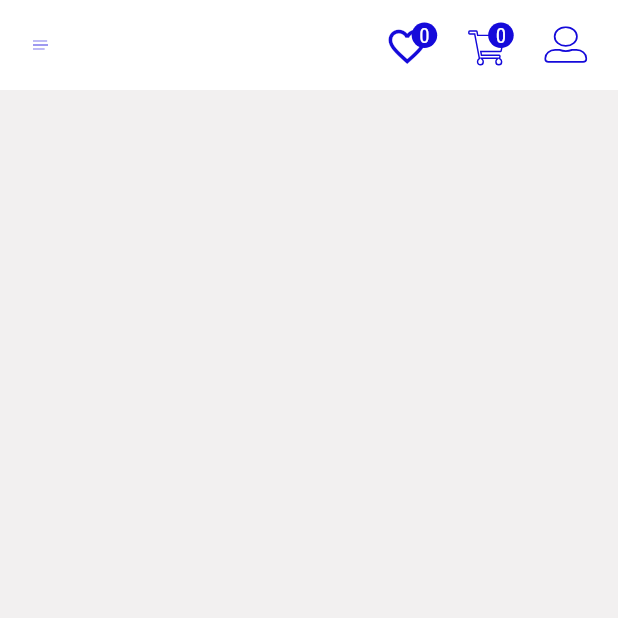
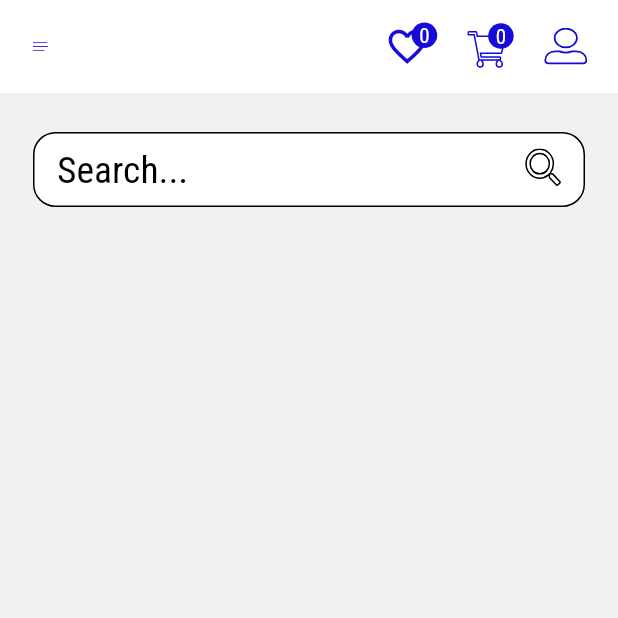
Before and after one commit to kibo94/shop-mobile-app, a Flutter app: the screen it shows after launch, on a phone screen of 412 x 824 dp, the top half of it. Run offline on Flutter 3.47's test engine with Material 3 defaults, Android fonts, the phone set to English and light mode, and no system bars; our stand-ins replace flutter_svg, internet_connection_checker_plus; accounts and stored records are empty; network calls fail.

Commit message:
add search products

```diff
--- a/client/lib/models/cart_product.dart
+++ b/client/lib/models/cart_product.dart
@@ -13,6 +13,7 @@ class CartProductModel {
   int rating;
   bool inCart;
   bool isLiked;
+  final bool onStack;
   String? imgUrl;
   List<Comment>? comments;
 
@@ -26,6 +27,7 @@ class CartProductModel {
       required this.isLiked,
       required this.details,
       required this.rating,
+      required this.onStack,
       this.comments,
       this.imgUrl,
       required this.quantity});
@@ -34,6 +36,7 @@ class CartProductModel {
       'id': id,
       'name': name,
       'quantity': quantity,
+      'onStack': onStack,
       'price': price,
       'type': type,
       'inCart': inCart,
--- a/client/lib/models/product.dart
+++ b/client/lib/models/product.dart
@@ -1,5 +1,6 @@
 import 'dart:convert';
 
+import 'package:http/http.dart';
 import 'package:my_app/models/comment.dart';
 
 class Product {
@@ -9,6 +10,7 @@ class Product {
   final String? type;
   final String author;
   final String details;
+  final bool onStack;
   int rating;
   bool inCart;
   bool isLiked;
@@ -25,6 +27,7 @@ class Product {
     required this.isLiked,
     required this.details,
     required this.rating,
+    required this.onStack,
     this.comments,
     this.imgUrl,
   });
@@ -41,6 +44,7 @@ class Product {
         author: json['author'],
         name: json['name'],
         price: json['price'],
+        onStack: json['onStack'] ?? false,
         inCart: json['inCart'] ?? false,
         isLiked: json['isLiked'] ?? false,
         details: json['details'],
--- a/client/lib/pages/home_page.dart
+++ b/client/lib/pages/home_page.dart
@@ -12,6 +12,7 @@ import 'package:my_app/ui/product_filters.dart';
 import 'package:my_app/ui/header.dart';
 import 'package:my_app/ui/loading_spinner.dart';
 import 'package:my_app/ui/products.dart';
+import 'package:my_app/ui/search_products.dart';
 import 'package:my_app/ui/side_bar.dart';
 import 'package:my_app/utils/util.dart';
 import 'package:provider/provider.dart';
@@ -66,7 +67,6 @@ class _MyHomePageState extends State<MyHomePage> {
         appBar: AppBar(
           automaticallyImplyLeading: false,
           backgroundColor: Colors.white,
-          leadingWidth: 50,
           actions: [
             Header(
               globalKey: _key,
@@ -86,6 +86,10 @@ class _MyHomePageState extends State<MyHomePage> {
           child: userProvider.isUserOnline
               ? Column(
                   children: [
+                    const SizedBox(
+                      height: 26,
+                    ),
+                    SearchProducts(),
                     const SizedBox(
                       height: 26,
                     ),
--- a/client/lib/providers/product_provider.dart
+++ b/client/lib/providers/product_provider.dart
@@ -22,8 +22,8 @@ class ProductProvider extends ChangeNotifier {
   List<String> get filters => _filters;
   List<CartProductModel> get cart => _cart;
   bool isLoadingProducts = false;
-  var backendUrl = "https://shop-mobile-app-4.onrender.com";
-  // var backendUrl = "https://192.168.0.103:4000";
+  // var backendUrl = "https://shop-mobile-app-4.onrender.com";
+  var backendUrl = "https://192.168.0.103:4000";
   setProduct(int? product) {
     selectedProduct = product;
     notifyListeners();
@@ -42,6 +42,21 @@ class ProductProvider extends ChangeNotifier {
         list.map((e) => e),
       );
       _filters = filters;
+      notifyListeners();
+    } catch (e) {}
+  }
+
+  searchProducts(String text) async {
+    print(11);
+    try {
+      var data = await http.get(
+        Uri.parse('$backendUrl/search?text=$text'),
+      );
+      Iterable list = await json.decode(data.body);
+      var products = List<Product>.from(
+        list.map((e) => Product.fromJson(e)),
+      );
+      _products = products;
       notifyListeners();
     } catch (e) {}
   }
--- a/client/lib/providers/user_provider.dart
+++ b/client/lib/providers/user_provider.dart
@@ -11,9 +11,9 @@ import 'package:my_app/providers/product_provider.dart';
 import 'package:my_app/utils/util.dart';
 import 'package:provider/provider.dart';
 
-var backendUrl = "https://shop-mobile-app-4.onrender.com";
+// var backendUrl = "https://shop-mobile-app-4.onrender.com";
 
-// var backendUrl = "https://192.168.0.103:4000";
+var backendUrl = "https://192.168.0.103:4000";
 
 class UserProvider extends ChangeNotifier {
   User? user;
--- a/client/lib/style/theme.dart
+++ b/client/lib/style/theme.dart
@@ -16,7 +16,7 @@ const headerShadowColor = Color.fromRGBO(173, 163, 163, 0.25);
 
 ThemeData shopTheme = ThemeData(
     appBarTheme: const AppBarTheme(
-      toolbarHeight: 60,
+      toolbarHeight: 62,
       shadowColor: headerShadowColor,
     ),
     brightness: Brightness.light,
--- a/client/lib/ui/header.dart
+++ b/client/lib/ui/header.dart
@@ -23,7 +23,9 @@ class _HeaderState extends State<Header> {
     return Container(
       width: MediaQuery.of(context).size.width,
       padding: const EdgeInsets.only(right: 20, left: 22),
-      child: Row(
+      child: Column(
+        children: [
+          Row(
             mainAxisAlignment: MainAxisAlignment.spaceBetween,
             children: [
               GestureDetector(
@@ -55,8 +57,8 @@ class _HeaderState extends State<Header> {
                                   })
                         },
                         child: Container(
-                      padding:
-                          const EdgeInsets.only(right: 25, top: 16, bottom: 16),
+                          padding: const EdgeInsets.only(
+                              right: 25, top: 16, bottom: 16),
                           child: const Icon(
                             Icons.favorite_border_outlined,
                             color: shopAction,
@@ -76,7 +78,8 @@ class _HeaderState extends State<Header> {
                               borderRadius: BorderRadius.circular(20)),
                           child: Text(
                             data.favorites.length.toString(),
-                        style: const TextStyle(color: Colors.white, height: 1),
+                            style:
+                                const TextStyle(color: Colors.white, height: 1),
                           ),
                         ),
                       ),
@@ -144,6 +147,8 @@ class _HeaderState extends State<Header> {
               ),
             ],
           ),
+        ],
+      ),
     );
   }
 }
--- /dev/null
+++ b/client/lib/ui/search_products.dart
@@ -0,0 +1,75 @@
+import 'package:flutter/material.dart';
+import 'package:flutter_svg/flutter_svg.dart';
+import 'package:my_app/providers/product_provider.dart';
+import 'package:my_app/providers/user_provider.dart';
+import 'package:my_app/style/theme.dart';
+import 'package:provider/provider.dart';
+
+class SearchProducts extends StatefulWidget {
+  const SearchProducts({super.key});
+
+  @override
+  State<SearchProducts> createState() => _SearchProductsState();
+}
+
+class _SearchProductsState extends State<SearchProducts> {
+  final TextEditingController searchControler = TextEditingController();
+  final GlobalKey<FormState> _formKey = GlobalKey<FormState>();
+  @override
+  Widget build(BuildContext context) {
+    var userProvider = Provider.of<UserProvider>(context, listen: false);
+    var productProvider = Provider.of<ProductProvider>(context, listen: false);
+
+    return Form(
+      key: _formKey,
+      child: Container(
+        width: MediaQuery.of(context).size.width,
+        height: 50,
+        alignment: Alignment.centerLeft,
+        padding: const EdgeInsets.only(left: 15),
+        decoration: BoxDecoration(
+            color: shopSecondary,
+            border: Border.all(width: 1, color: Colors.black),
+            borderRadius: BorderRadius.circular(15)),
+        child: Stack(
+          children: [
+            TextFormField(
+              expands: false,
+              style: const TextStyle(
+                color: Colors.black,
+                fontSize: 18,
+              ),
+              decoration: InputDecoration(
+                hintStyle: Theme.of(context).textTheme.headlineMedium,
+                labelStyle: Theme.of(context)
+                    .textTheme
+                    .headlineMedium
+                    ?.copyWith(color: Colors.red),
+                hintText: 'Search...',
+                border: InputBorder.none,
+              ),
+              controller: searchControler,
+              onChanged: (value) => {
+                // productProvider.searchProducts(
+                //   value,
+                // )
+              },
+            ),
+            Positioned(
+                top: 10,
+                right: 15,
+                child: GestureDetector(
+                  onTap: () => productProvider.searchProducts(
+                    searchControler.text,
+                  ),
+                  child: SvgPicture.asset(
+                    'assets/images/search.svg',
+                    height: 25,
+                  ),
+                ))
+          ],
+        ),
+      ),
+    );
+  }
+}
--- a/client/lib/utils/util.dart
+++ b/client/lib/utils/util.dart
@@ -53,6 +53,7 @@ class Util {
         isLiked: product.isLiked,
         details: product.details,
         rating: product.rating,
+        onStack: product.onStack,
         quantity: quantity);
     return cartProduct;
   }
```
Also changed, not shown: client/lib/pages/single_product_page.dart (+24 -0 lines), client/assets/images/search.svg (added). Lines whose indentation alone changed are shown as unchanged.
